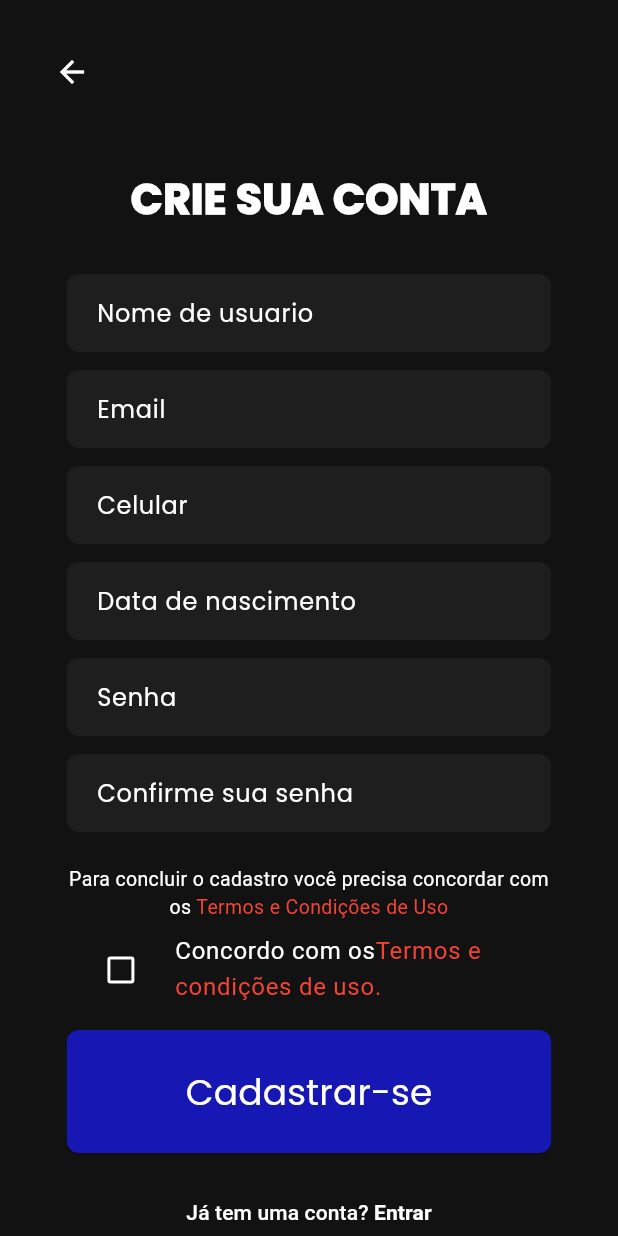
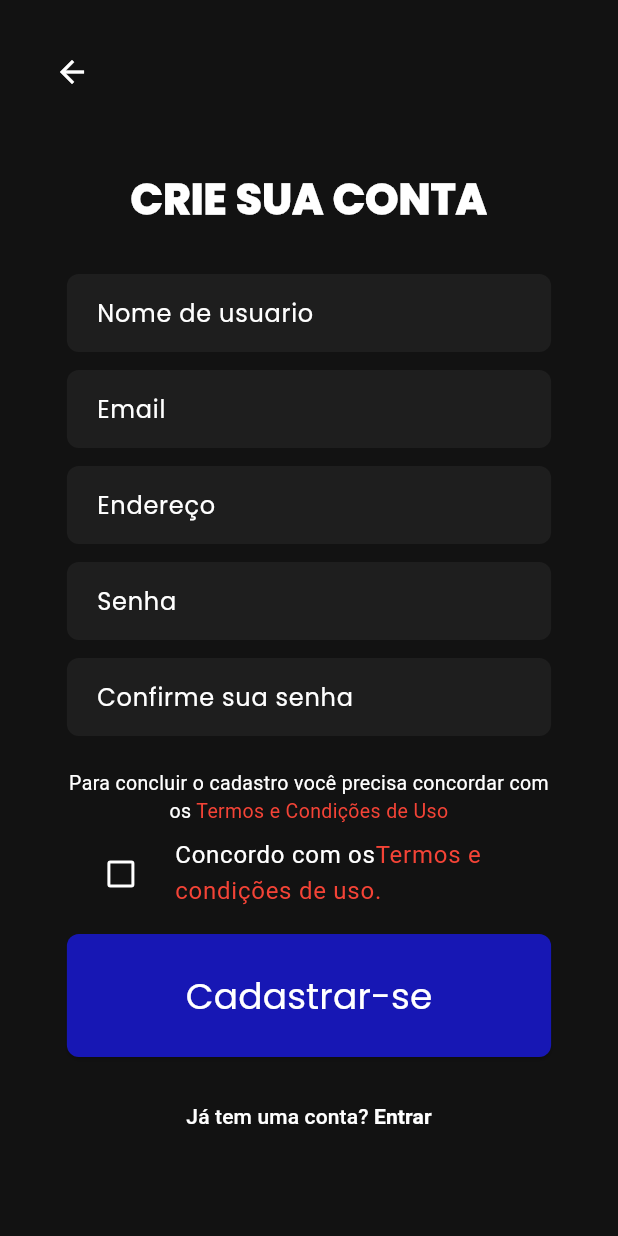
Before and after one commit to lucasgalindo/BarberManagerFE, a Flutter app: the RegisterPage screen opened directly, after a tap on "Cadastrar-se", on a phone screen of 412 x 824 dp. Run offline on Flutter 3.47's test engine with Material 3 defaults, Android fonts, the light colour scheme and no system bars; our stand-ins replace permission_handler, shared_preferences; accounts and stored records are empty.

Commit message:
my updates

```diff
--- a/lib/view_models/agendamento_service.dart
+++ b/lib/view_models/agendamento_service.dart
@@ -9,8 +9,13 @@ class AgendamentoService {
   final List<Servico> _agendamentos = [];
   List<Servico> get agendamentos => _agendamentos;
 
+<<<<<<< Updated upstream
   final List<Servico> _agendamentosConfirmados = []; // NOVO
   List<Servico> get agendamentosConfirmados => _agendamentosConfirmados;
+=======
+    final List<Servico> _agendamentosConfirmados = [];
+    List<Servico> get agendamentosConfirmados => _agendamentosConfirmados;
+>>>>>>> Stashed changes
 
   late BarberService currentService;
   Barber? currentBarber;
--- a/lib/view_models/register_view_model.dart
+++ b/lib/view_models/register_view_model.dart
@@ -1,22 +1,14 @@
-
-import 'package:barbermanager_fe/models/barberAutonomos.dart';
-import 'package:barbermanager_fe/models/customer.dart';
 import 'package:barbermanager_fe/models/user_creddentials.dart';
 import 'package:barbermanager_fe/models/user_type_model.dart';
 import 'package:barbermanager_fe/repositories/user_repository.dart';
-import 'package:barbermanager_fe/utils/shared_preferences_utils.dart';
-import 'package:barbermanager_fe/view_models/auth_provider.dart';
-import 'package:barbermanager_fe/view_models/first_entry_view_model.dart';
+import 'package:barbermanager_fe/view_models/login_view_model.dart';
 import 'package:flutter/material.dart';
-import 'package:provider/provider.dart';
 
 class RegisterViewModel extends ChangeNotifier {
   dynamic? user = null;
   String? username = null;
   String? email = null;
-  String cpf = "";
-  String phone = "";
-  String? birthDate = null;
+  String endereco = "";
   String? password = null;
   String? confirmPassword = null;
 
@@ -33,18 +25,8 @@ class RegisterViewModel extends ChangeNotifier {
     notifyListeners();
   }
 
-  void updateCpf(String value) {
-    cpf = value;
-    notifyListeners();
-  }
-
-  void updatePhone(String value) {
-    phone = value;
-    notifyListeners();
-  }
-
-  void updateBirthDate(String value) {
-    birthDate = value;
+  void updateEndereco(String value) {
+    endereco = value;
     notifyListeners();
   }
 
@@ -66,14 +48,37 @@ class RegisterViewModel extends ChangeNotifier {
   bool validateForm() {
     return username != null &&
         email != null &&
-        phone != null &&
-        birthDate != null &&
         password != null &&
         confirmPassword == password &&
         agreeToTerms;
   }
 
-  void submit(context) {
-
+  void submit(context) async {
+    if (validateForm()) {
+      var user = {
+        "nome": username,
+        "email": email!.toLowerCase(),
+        "senha": password,
+        "endereco": endereco,
+        "tipo": "CLIENTE",
+      };
+      int? type = await getTypeUser();
+      if (UserType.fromInt(type!) == UserType.cliente) {
+        UserRepository.instance.saveInDb(user);
+        LoginViewModel().updateEmail(email!);
+        LoginViewModel().updatePassword(password!);
+      } else if (UserType.fromInt(type) == UserType.barbeiro) {
+        user["tipo"] = "Barbeiro";
+        UserRepository.instance.saveInDb(user);
+        LoginViewModel().updateEmail(email!);
+        LoginViewModel().updatePassword(password!);
+      } else if (UserType.fromInt(type) == UserType.donoBarbearia) {
+        user["tipo"] = "dono_barbearia";
+        UserRepository.instance.saveInDb(user);
+        LoginViewModel().updateEmail(email!);
+        LoginViewModel().updatePassword(password!);
+      }
+        LoginViewModel().login(context, UserType.cliente);
+    }
   }
 }
--- a/lib/views/chat_view.dart
+++ b/lib/views/chat_view.dart
@@ -25,7 +25,7 @@ class _ChatViewState extends State<ChatView> {
       print("Enviando mensagem: $text");
       final response = await http
           .post(
-            Uri.parse("https://d68b-34-138-92-143.ngrok-free.app/chat"),
+            Uri.parse("https://12e7-34-142-138-253.ngrok-free.app/chat"),
             headers: {
               'Content-Type': 'application/json',
               'Accept': 'application/json',
--- a/lib/views/recommend_view.dart
+++ b/lib/views/recommend_view.dart
@@ -163,7 +163,7 @@ class _RecommnedViewState extends State<RecommendView> {
       };
       print(request);
       final response = await http.post(
-        Uri.parse('https://d68b-34-138-92-143.ngrok-free.app/prever_corte'),
+        Uri.parse('https://12e7-34-142-138-253.ngrok-free.app/prever_corte'),
         headers: {'Content-Type': 'application/json'},
         body: json.encode(request),
       );
--- a/lib/views/register_page.dart
+++ b/lib/views/register_page.dart
@@ -50,12 +50,8 @@ class RegisterPage extends StatelessWidget {
                               onChanged: viewModel.updateEmail,
                             ),
                             TextInputField(
-                              hintText: "Celular",
-                              onChanged: viewModel.updatePhone,
-                            ),
-                            TextInputField(
-                              hintText: "Data de nascimento",
-                              onChanged: viewModel.updateBirthDate,
+                              hintText: "Endereço",
+                              onChanged: viewModel.updateEndereco,
                             ),
                             TextInputField(
                               hintText: "Senha",
@@ -65,11 +61,6 @@ class RegisterPage extends StatelessWidget {
                             TextInputField(
                               hintText: "Confirme sua senha",
                               obscureText: true,
-                              onChanged: viewModel.updateConfirmPassword,
-                            ),
-                            if(userType == UserType.donoBarbearia)
-                              TextInputField(
-                              hintText: "CNPJ",
                               onChanged: viewModel.updateConfirmPassword,
                             ),
                             const SizedBox(height: 16),
```
Also changed, not shown: lib/repositories/user_repository.dart (+15 -5 lines), lib/views/barbershop_details_view.dart (+2 -5 lines).
